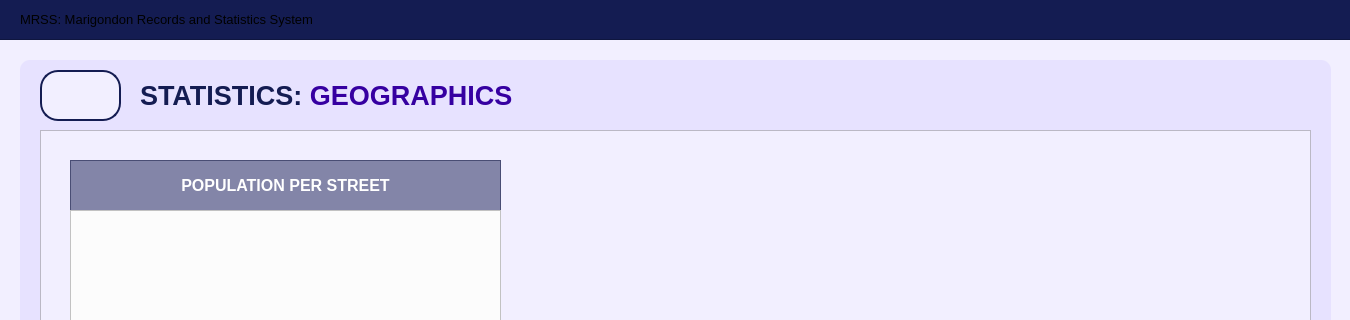
First picture: the form in UI/MainPages/StatisticPages/geographic.ui, repository Yohhannn/Barangay-Records-Statistics-System, before the edit; both pictures show x 0 to 1350 and y 0 to 320 of the 1350 by 850 pixel window.
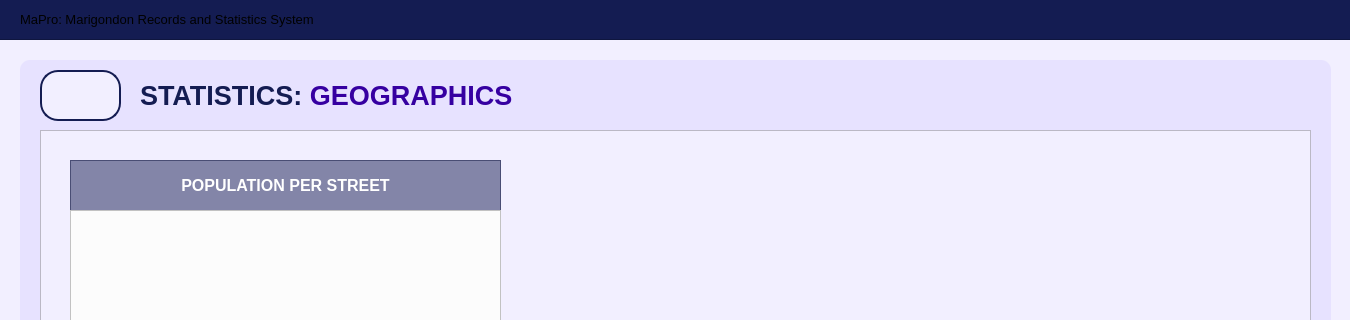
Second picture: the form after the edit. Icons and pictures are not drawn.

What changed in the file:
```diff
--- a/UI/MainPages/StatisticPages/geographic.ui
+++ b/UI/MainPages/StatisticPages/geographic.ui
@@ -75,7 +75,7 @@
 </string>
     </property>
     <property name="text">
-     <string>MRSS: Marigondon Records and Statistics System</string>
+     <string>MaPro: Marigondon Records and Statistics System</string>
     </property>
     <property name="alignment">
      <set>Qt::AlignmentFlag::AlignLeading|Qt::AlignmentFlag::AlignLeft|Qt::AlignmentFlag::AlignVCenter</set>
```
